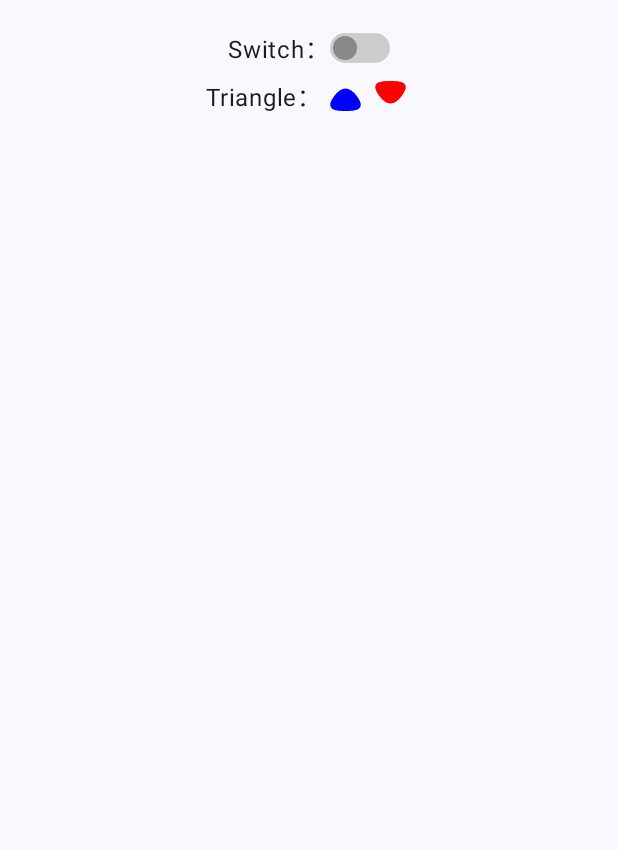
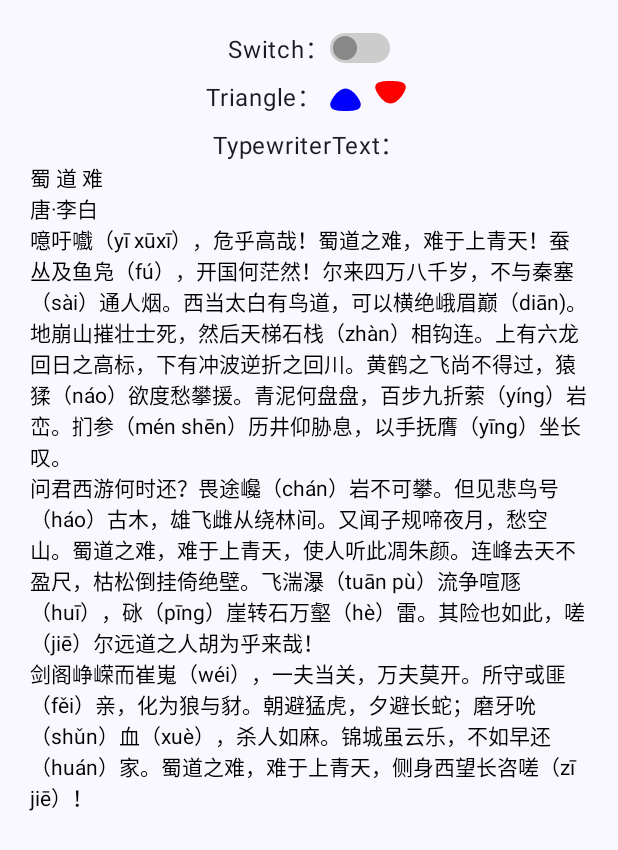
Before and after one commit to FPhoenixCorneaE/android-base-ui-compose, an Android app built with Jetpack Compose: the screen it shows after launch (MainActivity), on a phone screen of 412 x 824 dp. Shown: the top 850 px of the screen. Run offline under Robolectric (Android 15) with nearby library versions, the phone set to English and light mode, and no system bars.

Commit message:
feat: 添加自定义 TypewriterText【打字机效果】

```diff
--- a/app/src/main/java/com/fphoenixcorneae/widget/MainActivity.kt
+++ b/app/src/main/java/com/fphoenixcorneae/widget/MainActivity.kt
@@ -9,6 +9,8 @@ import androidx.compose.foundation.layout.Column
 import androidx.compose.foundation.layout.Row
 import androidx.compose.foundation.layout.fillMaxSize
 import androidx.compose.foundation.layout.padding
+import androidx.compose.foundation.rememberScrollState
+import androidx.compose.foundation.verticalScroll
 import androidx.compose.material3.MaterialTheme
 import androidx.compose.material3.Surface
 import androidx.compose.material3.Text
@@ -26,7 +28,9 @@ class MainActivity : ComponentActivity() {
                 // A surface container using the 'background' color from the theme
                 Surface(modifier = Modifier.fillMaxSize(), color = MaterialTheme.colorScheme.background) {
                     Column(
-                        modifier = Modifier.padding(20.dp),
+                        modifier = Modifier
+                            .padding(20.dp)
+                            .verticalScroll(rememberScrollState()),
                         horizontalAlignment = Alignment.CenterHorizontally,
                         verticalArrangement = Arrangement.spacedBy(8.dp),
                     ) {
@@ -51,6 +55,17 @@ class MainActivity : ComponentActivity() {
                                 rotateDegree = 180f
                             )
                         }
+                        Column(horizontalAlignment = Alignment.CenterHorizontally) {
+                            Text(text = "TypewriterText：")
+                            TypewriterText(
+                                animatedText = "蜀 道 难\n" +
+                                        "\u200B唐·李白\n" +
+                                        "噫吁嚱（yī xūxī），危乎高哉！蜀道之难，难于上青天！蚕丛及鱼凫（fú），开国何茫然！尔来四万八千岁，不与秦塞（sài）通人烟。西当太白有鸟道，可以横绝峨眉巅（diān)。地崩山摧壮士死，然后天梯石栈（zhàn）相钩连。上有六龙回日之高标，下有冲波逆折之回川。黄鹤之飞尚不得过，猿猱（náo）欲度愁攀援。青泥何盘盘，百步九折萦（yíng）岩峦。扪参（mén shēn）历井仰胁息，以手抚膺（yīng）坐长叹。\n" +
+                                        "问君西游何时还？畏途巉（chán）岩不可攀。但见悲鸟号（háo）古木，雄飞雌从绕林间。又闻子规啼夜月，愁空山。蜀道之难，难于上青天，使人听此凋朱颜。连峰去天不盈尺，枯松倒挂倚绝壁。飞湍瀑（tuān pù）流争喧豗（huī），砯（pīng）崖转石万壑（hè）雷。其险也如此，嗟（jiē）尔远道之人胡为乎来哉！\n" +
+                                        "剑阁峥嵘而崔嵬（wéi），一夫当关，万夫莫开。所守或匪（fěi）亲，化为狼与豺。朝避猛虎，夕避长蛇；磨牙吮（shǔn）血（xuè），杀人如麻。锦城虽云乐，不如早还（huán）家。蜀道之难，难于上青天，侧身西望长咨嗟（zī jiē）！",
+                                typingInterval = 10,
+                            )
+                        }
                     }
                 }
             }
--- /dev/null
+++ b/custom-widget/src/main/java/com/fphoenixcorneae/widget/TypewriterText.kt
@@ -0,0 +1,89 @@
+package com.fphoenixcorneae.widget
+
+import androidx.compose.material.LocalTextStyle
+import androidx.compose.material.Text
+import androidx.compose.runtime.Composable
+import androidx.compose.runtime.LaunchedEffect
+import androidx.compose.runtime.getValue
+import androidx.compose.runtime.mutableStateOf
+import androidx.compose.runtime.remember
+import androidx.compose.runtime.setValue
+import androidx.compose.ui.Modifier
+import androidx.compose.ui.graphics.Color
+import androidx.compose.ui.text.TextLayoutResult
+import androidx.compose.ui.text.TextStyle
+import androidx.compose.ui.text.font.FontFamily
+import androidx.compose.ui.text.font.FontStyle
+import androidx.compose.ui.text.font.FontWeight
+import androidx.compose.ui.text.style.TextAlign
+import androidx.compose.ui.text.style.TextDecoration
+import androidx.compose.ui.text.style.TextOverflow
+import androidx.compose.ui.unit.TextUnit
+import kotlinx.coroutines.delay
+import kotlin.math.roundToLong
+
+/**
+ * @desc：打字机效果文字
+ * @param fixedText    默认显示的文字
+ * @param animatedText 需要打字机效果的文字
+ */
+@Composable
+fun TypewriterText(
+    animatedText: String,
+    modifier: Modifier = Modifier,
+    showAnimated: Boolean = true,
+    fixedText: String = "",
+    typingInterval: Long = 0,
+    duration: Long = 0,
+    color: Color = Color.Unspecified,
+    fontSize: TextUnit = TextUnit.Unspecified,
+    fontStyle: FontStyle? = null,
+    fontWeight: FontWeight? = null,
+    fontFamily: FontFamily? = null,
+    letterSpacing: TextUnit = TextUnit.Unspecified,
+    textDecoration: TextDecoration? = null,
+    textAlign: TextAlign? = null,
+    lineHeight: TextUnit = TextUnit.Unspecified,
+    overflow: TextOverflow = TextOverflow.Clip,
+    softWrap: Boolean = true,
+    maxLines: Int = Int.MAX_VALUE,
+    minLines: Int = 1,
+    onTextLayout: (TextLayoutResult) -> Unit = {},
+    style: TextStyle = LocalTextStyle.current,
+) {
+    var textToDisplay by remember { mutableStateOf(if (showAnimated) "" else fixedText + animatedText) }
+    LaunchedEffect(key1 = animatedText) {
+        if (showAnimated) {
+            animatedText.forEachIndexed { charIndex, _ ->
+                textToDisplay = fixedText + animatedText.substring(startIndex = 0, endIndex = charIndex + 1)
+                if (typingInterval > 0) {
+                    delay(typingInterval)
+                } else if (duration > 0) {
+                    delay(duration.toFloat().div(animatedText.length).roundToLong())
+                } else {
+                    delay(200)
+                }
+            }
+        }
+    }
+    // textToDisplay改变触发重组。
+    Text(
+        text = textToDisplay,
+        modifier = modifier,
+        color = color,
+        fontSize = fontSize,
+        fontStyle = fontStyle,
+        fontWeight = fontWeight,
+        fontFamily = fontFamily,
+        letterSpacing = letterSpacing,
+        textDecoration = textDecoration,
+        textAlign = textAlign,
+        lineHeight = lineHeight,
+        overflow = overflow,
+        softWrap = softWrap,
+        maxLines = maxLines,
+        minLines = minLines,
+        onTextLayout = onTextLayout,
+        style = style,
+    )
+}
```
Also changed, not shown: 1 other file.
